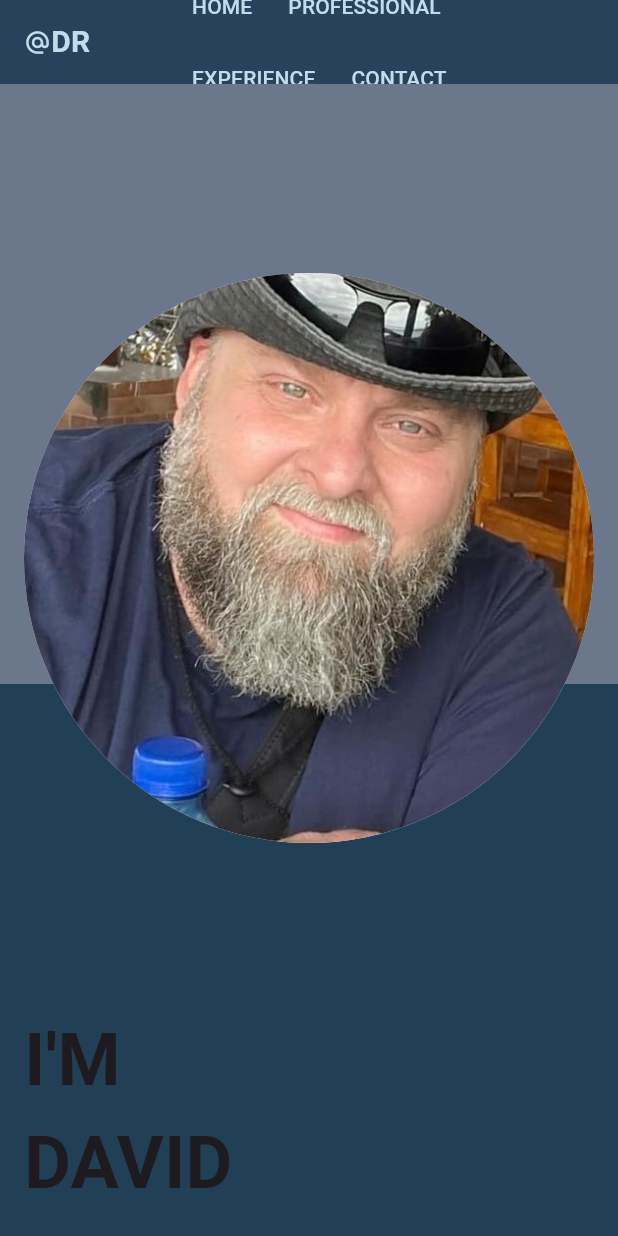
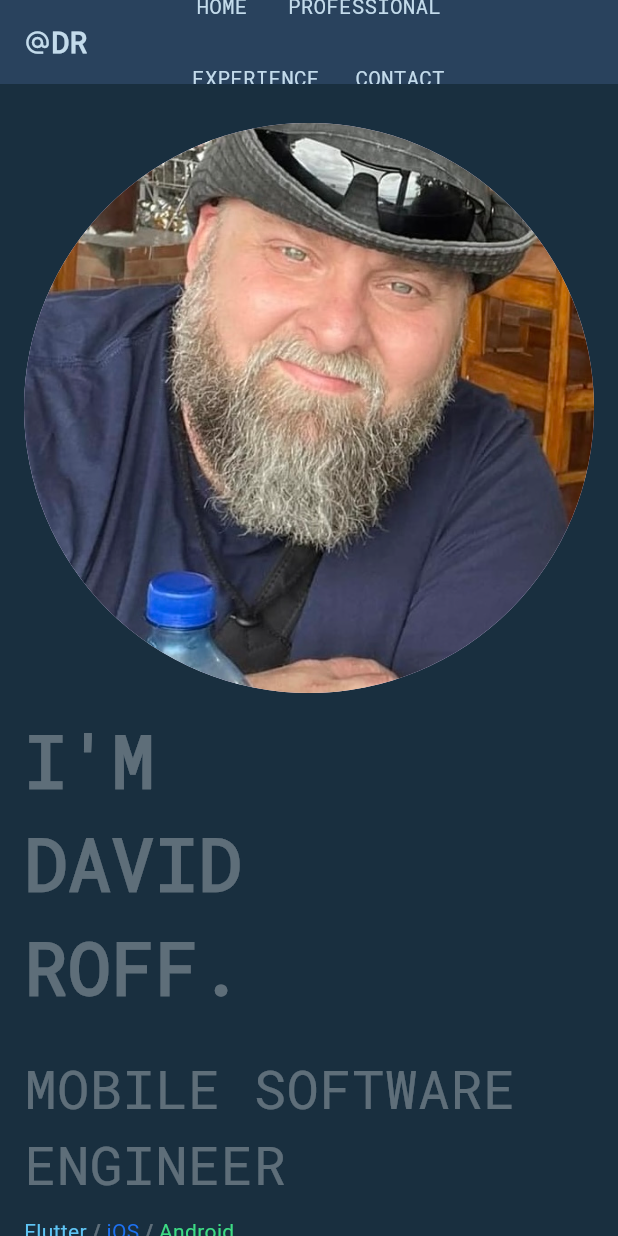
Before and after one commit to droffmobile/my_resume_app, a Flutter app: the screen it shows after launch, on a phone screen of 412 x 824 dp. Run offline on Flutter 3.47's test engine with Material 3 defaults, Android fonts, the phone set to English and light mode, and no system bars.

Commit message:
updated resume header; loaded new font; separated widgets into separate files

```diff
--- /dev/null
+++ b/lib/home/home_page.dart
@@ -0,0 +1,52 @@
+import 'package:flutter/material.dart';
+import 'package:my_resume_app/home/resume_header.dart';
+import 'package:my_resume_app/home/title_links.dart';
+
+class MyHomePage extends StatelessWidget {
+  const MyHomePage({super.key});
+
+  @override
+  Widget build(BuildContext context) {
+    return Scaffold(
+      backgroundColor: const Color(0xFF224055),
+      appBar: AppBar(
+        elevation: 5,
+        title: const TitleLinks(),
+        backgroundColor: Colors.transparent,
+        leadingWidth: 100,
+        leading: const Padding(
+          padding: EdgeInsets.symmetric(horizontal: 16),
+          child: Row(
+            children: [
+              Icon(
+                Icons.alternate_email_sharp,
+                color: Color(0xFFc3dbeb),
+                size: 18,
+              ),
+              Text(
+                'DR',
+                style: TextStyle(
+                  fontSize: 20,
+                  fontWeight: FontWeight.bold,
+                  color: Color(0xFFc3dbeb),
+                ),
+              ),
+            ],
+          ),
+        ),
+      ),
+      body: SingleChildScrollView(
+        child: Column(
+          crossAxisAlignment: CrossAxisAlignment.start,
+          children: [
+            const ResumeHeader(),
+            Container(
+              color: Colors.red,
+              height: 400,
+            ),
+          ],
+        ),
+      ),
+    );
+  }
+}
--- /dev/null
+++ b/lib/home/resume_header.dart
@@ -0,0 +1,80 @@
+import 'package:flutter/material.dart';
+
+class ResumeHeader extends StatelessWidget {
+  const ResumeHeader({super.key});
+
+  @override
+  Widget build(BuildContext context) {
+    final screenWidth = MediaQuery.of(context).size.width;
+    return Stack(
+      clipBehavior: Clip.none,
+      children: [
+        Container(
+          color: Colors.black26,
+          height: screenWidth > 1056 ? 432 : 800,
+          width: double.infinity,
+        ),
+        const Padding(
+          padding: EdgeInsets.all(16),
+          child: Wrap(
+            spacing: 100,
+            children: [
+              CircleAvatar(
+                radius: 200,
+                backgroundImage: AssetImage('assets/images/my_photo.jpg'),
+              ),
+              Column(
+                crossAxisAlignment: CrossAxisAlignment.start,
+                children: [
+                  Text("I'M\nDAVID\nROFF.",
+                      style: TextStyle(
+                          fontSize: 48,
+                          fontWeight: FontWeight.bold,
+                          color: Colors.white30)),
+                  SizedBox(height: 20),
+                  Text("MOBILE SOFTWARE ENGINEER",
+                      style: TextStyle(
+                        fontSize: 36,
+                        color: Colors.white30,
+                      )),
+                  SizedBox(height: 10),
+                  Text.rich(
+                    TextSpan(
+                      children: [
+                        TextSpan(
+                          text: "Flutter",
+                          style: TextStyle(color: Color(0xFF5FC5F5)),
+                        ),
+                        TextSpan(
+                          text: " / ",
+                          style: TextStyle(
+                              fontWeight: FontWeight.bold,
+                              color: Colors.white30),
+                        ),
+                        TextSpan(
+                          text: "iOS",
+                          style: TextStyle(color: Color(0xFF1D71F1)),
+                        ),
+                        TextSpan(
+                          text: " / ",
+                          style: TextStyle(
+                              fontWeight: FontWeight.bold,
+                              color: Colors.white30),
+                        ),
+                        TextSpan(
+                          text: "Android",
+                          style: TextStyle(color: Color(0xFF3ddc84)),
+                        ),
+                      ],
+                    ),
+                  ),
+                  // Text("Flutter / iOS / Android")
+                ],
+              ),
+            ],
+          ),
+        ),
+      ],
+    );
+  }
+}
--- /dev/null
+++ b/lib/home/title_button.dart
@@ -0,0 +1,22 @@
+import 'package:flutter/material.dart';
+import 'package:my_resume_app/home/title_button_style.dart';
+
+class TitleButton extends StatelessWidget {
+  const TitleButton({
+    super.key,
+    required this.label,
+    required this.onPressed,
+  });
+
+  final String label;
+  final VoidCallback onPressed;
+
+  @override
+  Widget build(BuildContext context) {
+    return TextButton(
+      style: TitleButtonStyle(),
+      onPressed: onPressed,
+      child: Text(label),
+    );
+  }
+}
--- /dev/null
+++ b/lib/home/title_button_style.dart
@@ -0,0 +1,12 @@
+import 'package:flutter/material.dart';
+
+class TitleButtonStyle extends ButtonStyle {
+  @override
+  MaterialStateProperty<Color?>? get foregroundColor =>
+      const MaterialStatePropertyAll(Color(0xFFc3dbeb));
+  @override
+  InteractiveInkFeatureFactory? get splashFactory => NoSplash.splashFactory;
+  @override
+  MaterialStateProperty<Color?>? get overlayColor =>
+      const MaterialStatePropertyAll(Colors.transparent);
+}
--- /dev/null
+++ b/lib/home/title_links.dart
@@ -0,0 +1,31 @@
+import 'package:flutter/material.dart';
+import 'package:my_resume_app/home/title_button.dart';
+
+class TitleLinks extends StatelessWidget {
+  const TitleLinks({super.key});
+
+  @override
+  Widget build(BuildContext context) {
+    return Wrap(
+      // mainAxisAlignment: MainAxisAlignment.center,
+      children: [
+        TitleButton(
+          onPressed: () {},
+          label: 'HOME',
+        ),
+        TitleButton(
+          onPressed: () {},
+          label: 'PROFESSIONAL',
+        ),
+        TitleButton(
+          onPressed: () {},
+          label: 'EXPERIENCE',
+        ),
+        TitleButton(
+          onPressed: () {},
+          label: 'CONTACT',
+        ),
+      ],
+    );
+  }
+}
--- a/lib/home_page.dart
+++ /dev/null
@@ -1,151 +0,0 @@
-import 'package:flutter/material.dart';
-
-class MyHomePage extends StatelessWidget {
-  const MyHomePage({super.key});
-
-  @override
-  Widget build(BuildContext context) {
-    return Scaffold(
-      backgroundColor: const Color(0xFF224055),
-      appBar: AppBar(
-        elevation: 5,
-        title: const TitleWidget(),
-        backgroundColor: Colors.transparent,
-        leadingWidth: 100,
-        leading: const Padding(
-          padding: EdgeInsets.symmetric(horizontal: 16),
-          child: Row(
-            children: [
-              Icon(
-                Icons.alternate_email_sharp,
-                color: Color(0xFFc3dbeb),
-                size: 18,
-              ),
-              Text(
-                'DR',
-                style: TextStyle(
-                  fontSize: 20,
-                  fontWeight: FontWeight.bold,
-                  color: Color(0xFFc3dbeb),
-                ),
-              ),
-            ],
-          ),
-        ),
-      ),
-      body: const SingleChildScrollView(
-        child: Column(
-          crossAxisAlignment: CrossAxisAlignment.start,
-          children: [
-            ResumeHeader(),
-          ],
-        ),
-      ),
-    );
-  }
-}
-
-class ResumeHeader extends StatelessWidget {
-  const ResumeHeader({super.key});
-
-  @override
-  Widget build(BuildContext context) {
-    return Stack(
-      children: [
-        Container(
-          color: const Color(0xFF6b788b),
-          height: 400,
-          width: double.infinity,
-        ),
-        const Padding(
-          padding: EdgeInsets.all(16),
-          child: Wrap(
-            // crossAxisAlignment: CrossAxisAlignment.start,
-            children: [
-              CircleAvatar(
-                radius: 300,
-                backgroundImage: AssetImage('assets/my_photo.jpg'),
-              ),
-              SizedBox(width: 100),
-              Column(
-                crossAxisAlignment: CrossAxisAlignment.start,
-                children: [
-                  Text("I'M\nDAVID\nROFF.",
-                      style:
-                          TextStyle(fontSize: 48, fontWeight: FontWeight.bold)),
-                  SizedBox(height: 20),
-                  Text("MOBILE APP DEVELOPER", style: TextStyle(fontSize: 36)),
-                  SizedBox(height: 10),
-                  Text("Flutter / iOS / Android")
-                ],
-              ),
-            ],
-          ),
-        ),
-      ],
-    );
-  }
-}
-
-class TitleWidget extends StatelessWidget {
-  const TitleWidget({super.key});
-
-  @override
-  Widget build(BuildContext context) {
-    return Wrap(
-      // mainAxisAlignment: MainAxisAlignment.center,
-      children: [
-        TitleButton(
-          onPressed: () {},
-          label: 'HOME',
-        ),
-        TitleButton(
-          onPressed: () {},
-          label: 'PROFESSIONAL',
-        ),
-        TitleButton(
-          onPressed: () {},
-          label: 'EXPERIENCE',
-        ),
-        TitleButton(
-          onPressed: () {},
-          label: 'CONTACT',
-        ),
-      ],
-    );
-  }
-}
-
-class TitleButton extends StatelessWidget {
-  const TitleButton({
-    super.key,
-    required this.label,
-    required this.onPressed,
-  });
-
-  final String label;
-  final VoidCallback onPressed;
-
-  @override
-  Widget build(BuildContext context) {
-    return TextButton(
-      style: TitleButtonStyle(),
-      onPressed: onPressed,
-      child: Text(label),
-    );
-  }
-}
-
-class TitleButtonStyle extends ButtonStyle {
-  @override
-  MaterialStateProperty<Color?>? get foregroundColor =>
-      const MaterialStatePropertyAll(Color(0xFFc3dbeb));
-  // @override
-  // bool? get enableFeedback => false;
-  @override
-  InteractiveInkFeatureFactory? get splashFactory => NoSplash.splashFactory;
-  @override
-  // TODO: implement overlayColor
-  MaterialStateProperty<Color?>? get overlayColor =>
-      const MaterialStatePropertyAll(Colors.transparent);
-}
--- a/lib/resume_app.dart
+++ b/lib/resume_app.dart
@@ -1,5 +1,5 @@
 import 'package:flutter/material.dart';
-import 'package:my_resume_app/home_page.dart';
+import 'package:my_resume_app/home/home_page.dart';
 
 class ResumeApp extends StatelessWidget {
   const ResumeApp({super.key});
@@ -9,9 +9,9 @@ class ResumeApp extends StatelessWidget {
   Widget build(BuildContext context) {
     return MaterialApp(
       debugShowCheckedModeBanner: false,
-      title: 'Flutter Demo',
+      title: '@DR',
       theme: ThemeData(
-        colorScheme: ColorScheme.fromSeed(seedColor: Colors.deepPurple),
+        fontFamily: 'RobotoMono',
         useMaterial3: true,
       ),
       home: const MyHomePage(),
```
Also changed, not shown: pubspec.yaml (+5 -26 lines), assets/fonts/RobotoMono-Regular.ttf (added), assets/images/my_photo.jpg (renamed from assets/my_photo.jpg).
